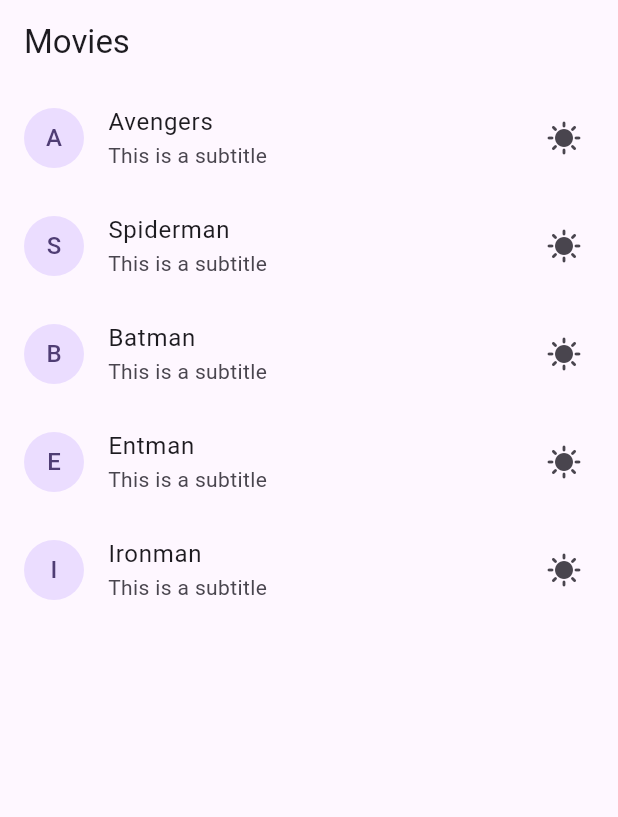
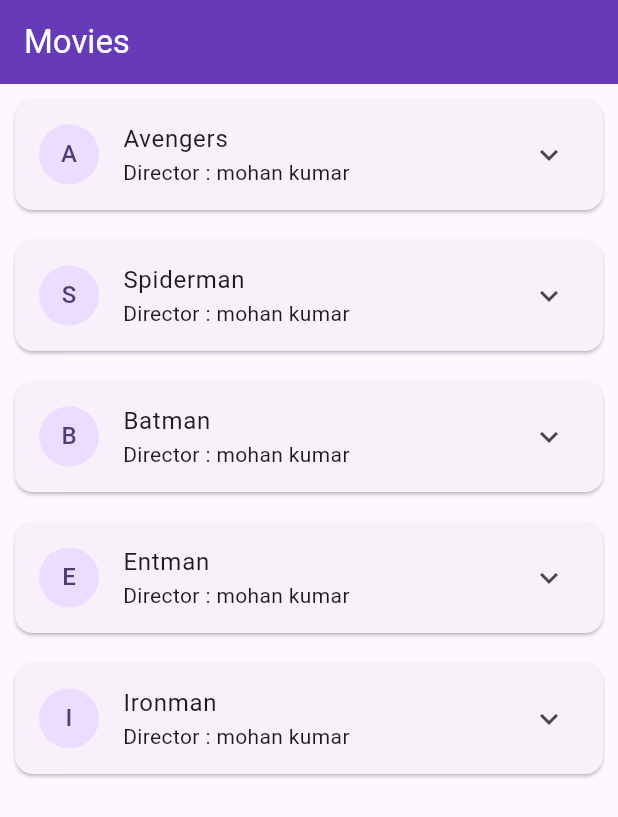
Before and after one commit to ashwaniSahu273/navigation, a Flutter app: the screen it shows after launch, on a phone screen of 412 x 824 dp. Shown: the top 817 px of the screen. Run offline on Flutter 3.47's test engine with Material 3 defaults, Android fonts, the phone set to English and light mode, and no system bars.

Commit message:
add some new fetures

```diff
--- /dev/null
+++ b/lib/Widgets/movie_details.dart
@@ -0,0 +1,22 @@
+
+
+
+import 'package:flutter/material.dart';
+
+class MovieDetails extends StatefulWidget {
+  const MovieDetails({super.key});
+
+  @override
+  State<MovieDetails> createState() => _MovieDetailsState();
+}
+
+class _MovieDetailsState extends State<MovieDetails> {
+  @override
+  Widget build(BuildContext context) {
+    return Scaffold(
+      appBar: AppBar(
+      title: Text("Movie Details"),
+      ),
+    );
+  }
+}
--- a/lib/main.dart
+++ b/lib/main.dart
@@ -1,5 +1,6 @@
 import 'package:flutter/material.dart';
 import 'package:movie_app/Providers/movie_model.dart';
+import 'package:movie_app/Widgets/movie_details.dart';
 import 'package:provider/provider.dart';
 
 void main() {
@@ -39,22 +40,75 @@ class _HomeState extends State<Home> {
 
     return Scaffold(
       appBar: AppBar(
-        title: Text("Movies"),
+        title: Text(
+          "Movies",
+          style: TextStyle(color: Colors.white),
+        ),
+        backgroundColor: Colors.deepPurple,
       ),
       body: Center(
         child: ListView.builder(
           itemCount: movieProvider.movieList.length,
           itemBuilder: (context, index) {
-            return ListTile(
-              title: Text(movieProvider.movieList[index]),
-              subtitle: Text("This is a subtitle"),
-              trailing: Icon(Icons.sunny),
-              isThreeLine: false,
-              leading: CircleAvatar(
-                child: Text(movieProvider.movieList[index].substring(0, 1)),
+            return Card(
+              margin: EdgeInsets.all(10),
+              child: ExpansionTile(
+                title: Text(movieProvider.movieList[index]),
+                subtitle: Text("Director : mohan kumar"),
+                leading: CircleAvatar(
+                  child: Text(movieProvider.movieList[index].substring(0, 1)),
+                ),
+                children: [
+                  Container(
+                    alignment: Alignment.center,
+                    padding: const EdgeInsets.only(left: 75),
+                    child: Column(
+                      // crossAxisAlignment: CrossAxisAlignment.start,
+                      children: [
+                        RichText(
+                            text: TextSpan(children: [
+                          TextSpan(
+                              text: "Released : ",
+                              style: Theme.of(context)
+                                  .textTheme
+                                  .labelLarge
+                                  ?.copyWith(fontWeight: FontWeight.bold)),
+                          const TextSpan(
+                              text: "24th oct 2004\n",
+                              style: TextStyle(color: Colors.black)),
+                          TextSpan(
+                              text: "Plot: ",
+                              style: Theme.of(context)
+                                  .textTheme
+                                  .labelLarge
+                                  ?.copyWith(fontWeight: FontWeight.bold)),
+                          const TextSpan(
+                              text:
+                                  "This is a text this is a text text text textThis is a text this is a text text text textThis is a text this is a text text text textThis is a text this is a text text text text",
+                              style: TextStyle(color: Colors.black))
+                        ]
+                        )
+                        ),
+                        TextButton(onPressed: (){
+                          Navigator.push(context,MaterialPageRoute(builder: (context)=>MovieDetails()));
+                        }, child: Text("Read More", style: TextStyle(color: Colors.blue),))
+                      ],
+                    ),
+                  )
+                ],
               ),
+            );
 
-            );
+            // ListTile(
+            //   title: Text(movieProvider.movieList[index]),
+            //   subtitle: Text("This is a subtitle"),
+            //   trailing: Icon(Icons.sunny),
+            //   isThreeLine: false,
+            //   leading: CircleAvatar(
+            //     child: Text(movieProvider.movieList[index].substring(0, 1)),
+            //   ),
+
+            // );
           },
         ),
       ),
```
